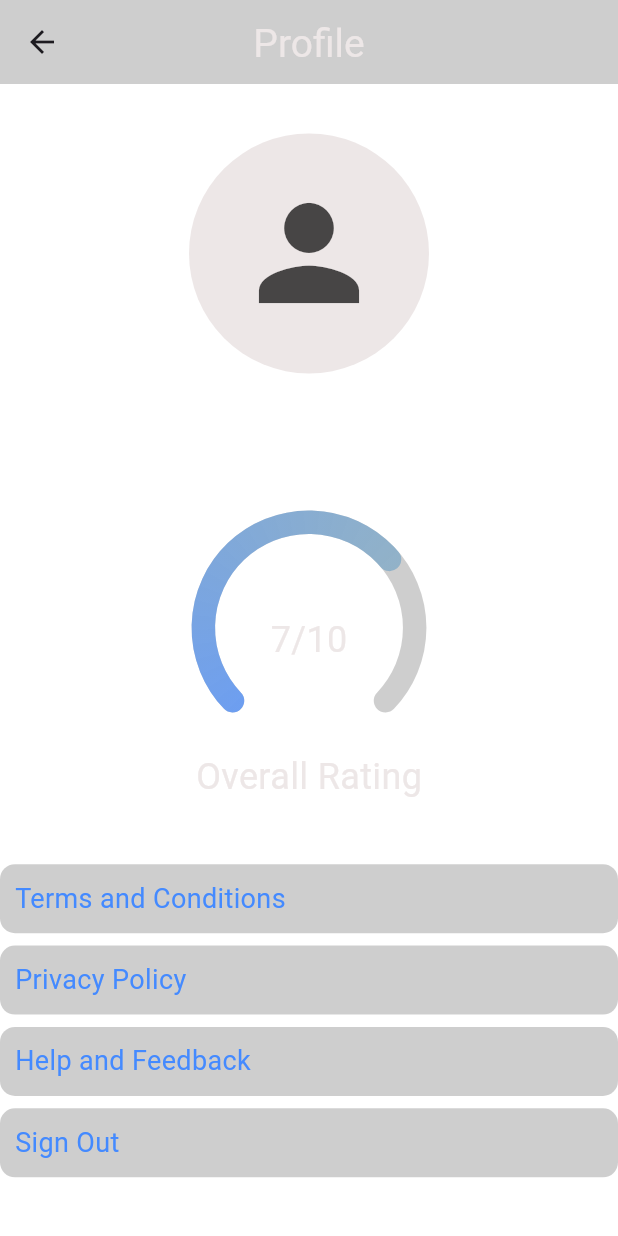
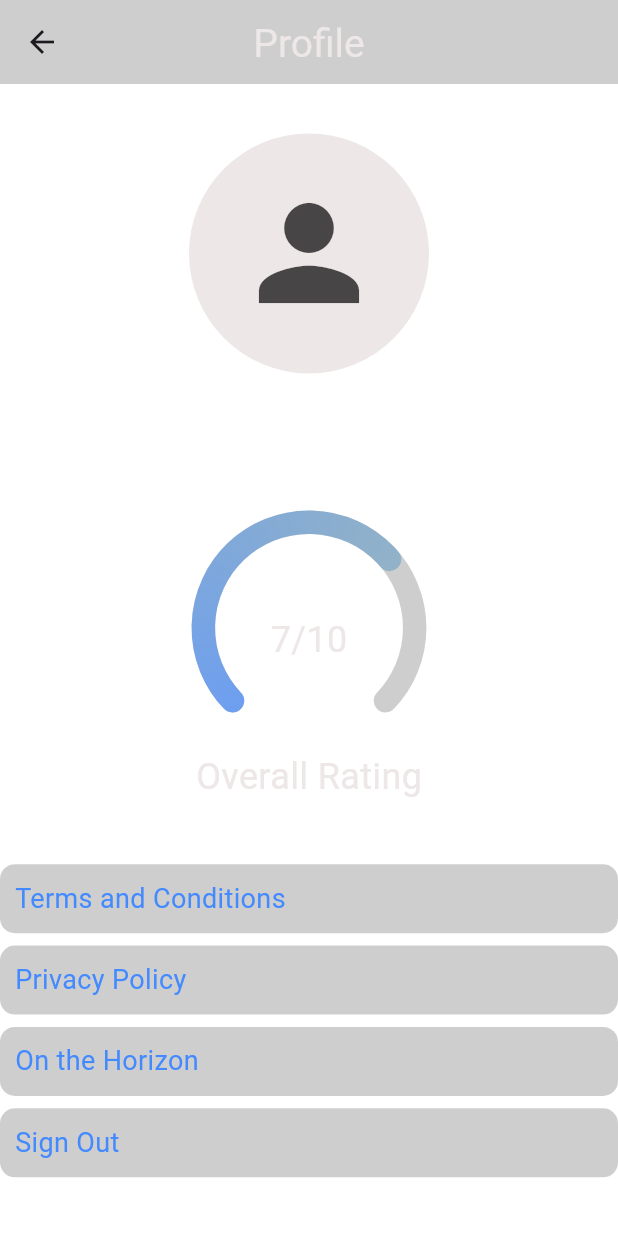
Before and after one commit to imhrsit/CritiQ-RateMyProject, a Flutter app: the UserProfileScreen screen opened directly, on a phone screen of 412 x 824 dp. Run offline on Flutter 3.47's test engine with Material 3 defaults, Android fonts, the phone set to English and light mode, and no system bars; drawn by our look-alikes of syncfusion_flutter_gauges; our stand-ins replace file_picker, persistent_bottom_nav_bar_v2, shared_preferences; accounts and stored records are empty.

Commit message:
finishing up

```diff
--- a/lib/screens/userProfile/userprofile_screen.dart
+++ b/lib/screens/userProfile/userprofile_screen.dart
@@ -1,3 +1,6 @@
+import 'package:critiq/screens/userProfile/comingUp.dart';
+import 'package:critiq/screens/userProfile/privacyPolicy.dart';
+import 'package:critiq/screens/userProfile/termsCond.dart';
 import 'package:flutter/material.dart';
 import 'package:provider/provider.dart';
 
@@ -28,7 +31,7 @@ class UserProfileScreen extends StatelessWidget {
             pinned: false,
             backgroundColor: kgreyopacity,
             expandedHeight: 50,
-            flexibleSpace: FlexibleSpaceBar(
+            flexibleSpace: const FlexibleSpaceBar(
               title: Text(
                 'Profile',
                 style: TextStyle(
@@ -57,7 +60,7 @@ class UserProfileScreen extends StatelessWidget {
                 SizedBox(height: height*0.01),
                 Text(
                   user.name,
-                  style: TextStyle(
+                  style: const TextStyle(
                     color: kwhite,
                     fontSize: 24,
                   ),
@@ -65,7 +68,7 @@ class UserProfileScreen extends StatelessWidget {
                 SizedBox(height: height*0.003),
                 Text(
                   user.email,
-                  style: TextStyle(
+                  style: const TextStyle(
                     color: kwhite,
                     fontSize: 18,
                   ),
@@ -100,7 +103,7 @@ class UserProfileScreen extends StatelessWidget {
                             ],),
                           )
                         ],
-                        annotations: <GaugeAnnotation>[
+                        annotations: const <GaugeAnnotation>[
                           GaugeAnnotation(
                             positionFactor: 0.1,
                             angle: 90,
@@ -117,7 +120,7 @@ class UserProfileScreen extends StatelessWidget {
                     ],
                   )
                 ),
-                Text(
+                const Text(
                   'Overall Rating',
                   style: TextStyle(
                     color: kwhite,
@@ -125,8 +128,12 @@ class UserProfileScreen extends StatelessWidget {
                   ),
                 ),
                 SizedBox(height: height*0.05),
-                Container(
-                  padding: EdgeInsets.all(10),
+                InkWell(
+                  onTap: () {
+                    Navigator.push(context, MaterialPageRoute(builder: (context) => const TermsConditionScreen()));
+                  },
+                  child: Container(
+                    padding: const EdgeInsets.all(10),
                     alignment: Alignment.centerLeft,
                     decoration: BoxDecoration(
                       color: kgreyopacity,
@@ -140,9 +147,14 @@ class UserProfileScreen extends StatelessWidget {
                       )
                     ),
                   ),
+                ),
                 SizedBox(height: height*0.01),
-                Container(
-                  padding: EdgeInsets.all(10),
+                InkWell(
+                  onTap: () {
+                    Navigator.push(context, MaterialPageRoute(builder: (context) => const PrivacyPolicyScreen()));
+                  },
+                  child: Container(
+                    padding: const EdgeInsets.all(10),
                     alignment: Alignment.centerLeft,
                     decoration: BoxDecoration(
                       color: kgreyopacity,
@@ -156,20 +168,26 @@ class UserProfileScreen extends StatelessWidget {
                       )
                     ),
                   ),
+                ),
                 SizedBox(height: height*0.01),
-                Container(
-                  padding: EdgeInsets.all(10),
+                InkWell(
+                  onTap: () {
+                    Navigator.push(context, MaterialPageRoute(builder: (context) => const ComingUpScreen()));
+                  },
+                  child: Container(
+                    padding: const EdgeInsets.all(10),
                     alignment: Alignment.centerLeft,
                     decoration: BoxDecoration(
                       color: kgreyopacity,
                       borderRadius: BorderRadius.circular(10),
                     ),
                     child: Text(
-                    'Help and Feedback',
+                      'On the Horizon',
                       style: TextStyle(
                         color: kdarkBlue,
                         fontSize: 18,
                       )
+                    ),
                   ),
                 ),
                 SizedBox(height: height*0.01),
@@ -178,7 +196,7 @@ class UserProfileScreen extends StatelessWidget {
                     signoutUser(context);
                   },
                   child: Container(
-                    padding: EdgeInsets.all(10),
+                    padding: const EdgeInsets.all(10),
                     alignment: Alignment.centerLeft,
                     decoration: BoxDecoration(
                       color: kgreyopacity,
```
Also changed, not shown: lib/screens/home/home_screen.dart (+15 -7 lines), lib/screens/home/project_review_screen.dart (deleted, +0 -46 lines), lib/screens/leaderboard/leaderboard_screen.dart (+8 -8 lines), lib/screens/userProfile/comingup.dart (added, +54 -0 lines), lib/screens/userProfile/privacyPolicy.dart (added, +54 -0 lines), lib/screens/userProfile/termsCond.dart (added, +54 -0 lines), lib/widgets/navbarScreen.dart (+5 -5 lines). Lines whose indentation alone changed are shown as unchanged.
